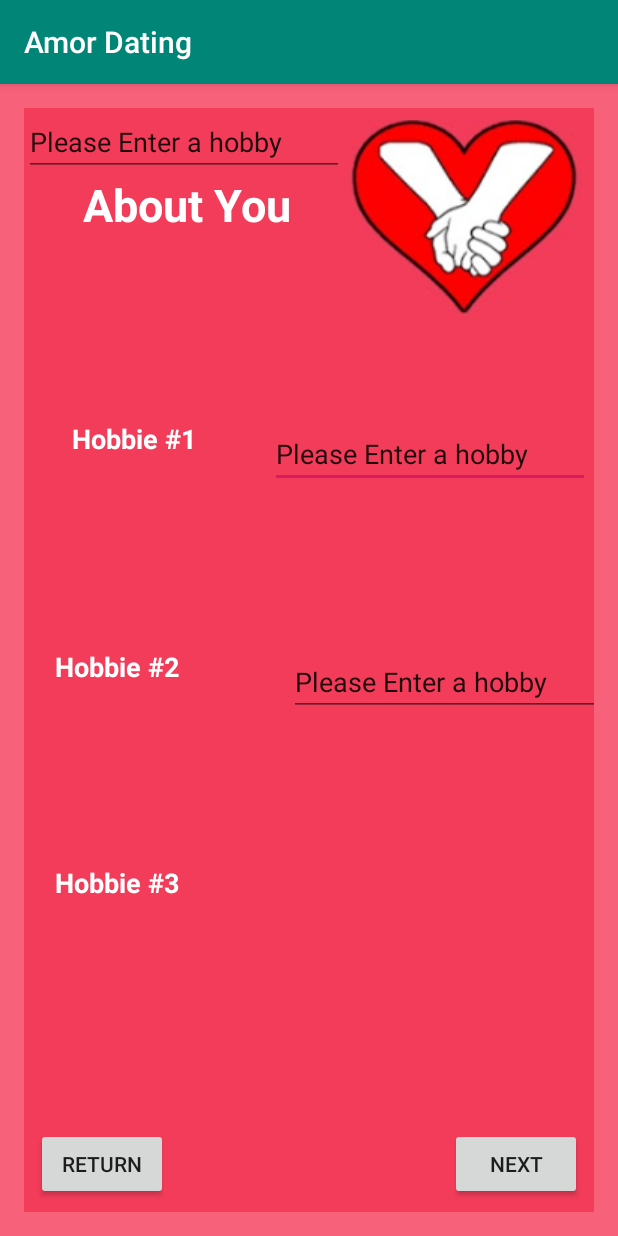
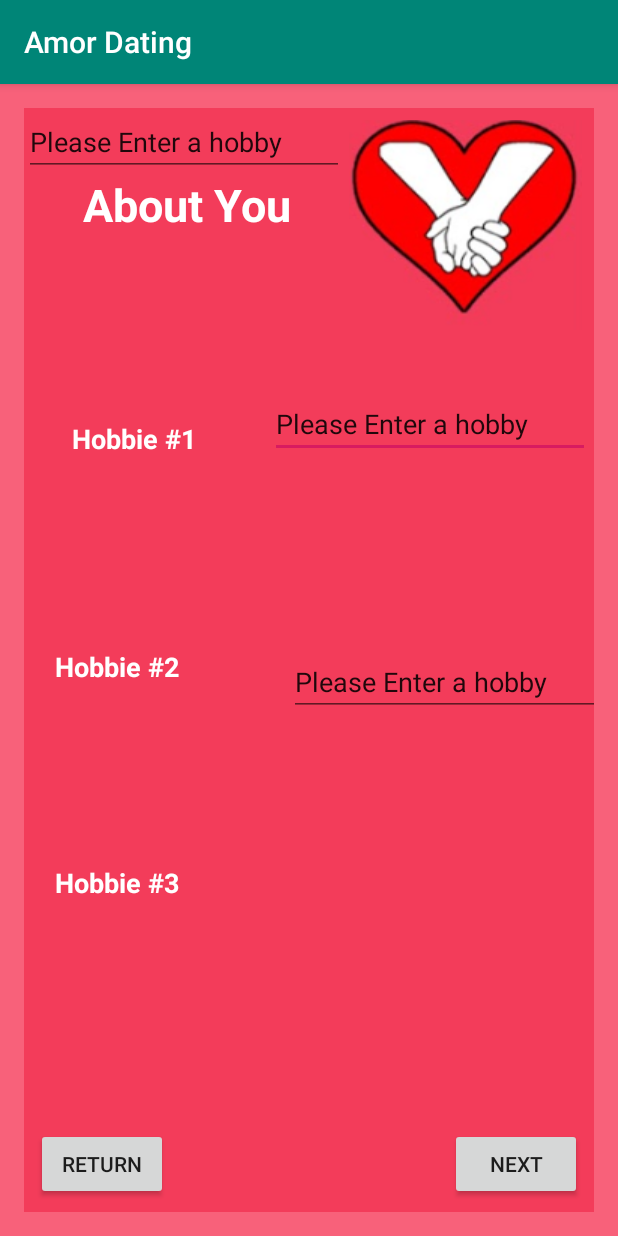
Before and after one commit to R-Laverty/PMAT_assignment, an Android app: the UserDetailsP3 screen opened directly, with no data from a screen before it, on a phone screen of 412 x 824 dp. Run offline under Robolectric (Android 15) with nearby library versions, the phone set to English and light mode, and no system bars; 1 statement that could not run was skipped.

Commit message:
-Layout Updated -App Logo Added -Base Queries for Gender and Hobbies added

```diff
--- a/app/src/main/res/layout/activity_user_details_p3.xml
+++ b/app/src/main/res/layout/activity_user_details_p3.xml
@@ -114,7 +114,7 @@
         android:layout_width="wrap_content"
         android:layout_height="wrap_content"
         android:layout_marginStart="132dp"
-        android:layout_marginTop="200dp"
+        android:layout_marginTop="180dp"
         android:autofillHints="e.g. Sports, Gaming"
         android:ems="10"
         android:inputType="textPersonName"
```
